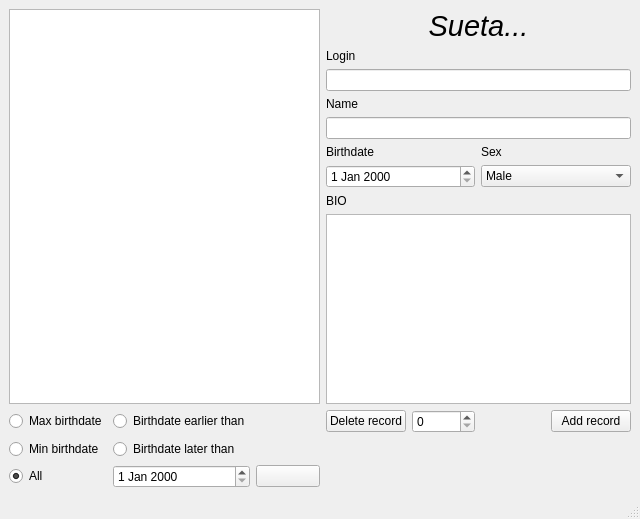
Alexcoratt/DBSueta, file mainwindow.ui: the form before one commit.
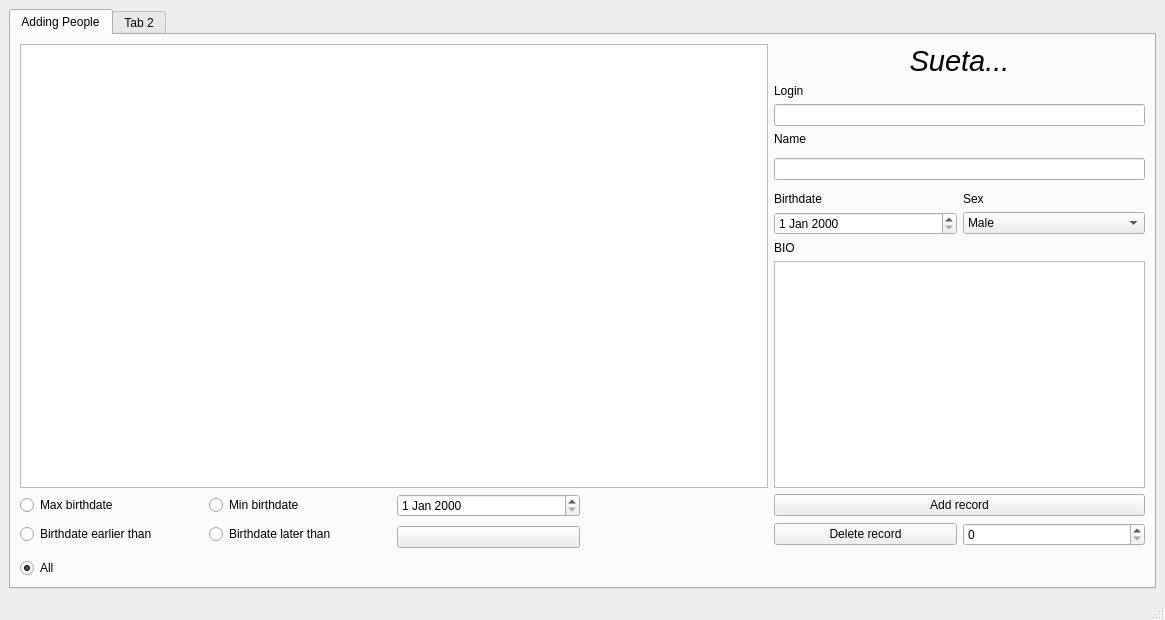
The form after the commit. Icons and pictures are not drawn.

What changed in the file:
```diff
--- a/mainwindow.ui
+++ b/mainwindow.ui
@@ -6,8 +6,8 @@
    <rect>
     <x>0</x>
     <y>0</y>
-    <width>640</width>
-    <height>519</height>
+    <width>1165</width>
+    <height>620</height>
    </rect>
   </property>
   <property name="windowTitle">
@@ -15,14 +15,112 @@
   </property>
   <widget class="QWidget" name="centralwidget">
    <layout class="QGridLayout" name="gridLayout">
-    <item row="7" column="3">
-     <widget class="QLabel" name="label_5">
+    <item row="0" column="0" rowspan="9" colspan="2">
+     <widget class="QTabWidget" name="tabWidget">
+      <property name="currentIndex">
+       <number>0</number>
+      </property>
+      <widget class="QWidget" name="tab">
+       <attribute name="title">
+        <string>Adding People</string>
+       </attribute>
+       <layout class="QGridLayout" name="gridLayout_2">
+        <item row="11" column="6" colspan="2">
+         <widget class="QPushButton" name="addRecButton">
       <property name="text">
-       <string>BIO</string>
+           <string>Add record</string>
       </property>
      </widget>
     </item>
-    <item row="6" column="5" colspan="2">
+        <item row="11" column="1">
+         <widget class="QRadioButton" name="radioMin">
+          <property name="text">
+           <string>Min birthdate</string>
+          </property>
+         </widget>
+        </item>
+        <item row="7" column="6">
+         <widget class="QLabel" name="label_3">
+          <property name="text">
+           <string>Birthdate</string>
+          </property>
+         </widget>
+        </item>
+        <item row="12" column="1">
+         <widget class="QRadioButton" name="radioLater">
+          <property name="text">
+           <string>Birthdate later than</string>
+          </property>
+         </widget>
+        </item>
+        <item row="5" column="6" colspan="2">
+         <widget class="QLineEdit" name="nameEdit"/>
+        </item>
+        <item row="2" column="6" colspan="2">
+         <widget class="QLineEdit" name="loginEdit"/>
+        </item>
+        <item row="12" column="6">
+         <widget class="QPushButton" name="delRecButton">
+          <property name="text">
+           <string>Delete record</string>
+          </property>
+         </widget>
+        </item>
+        <item row="7" column="7">
+         <widget class="QLabel" name="label_4">
+          <property name="text">
+           <string>Sex</string>
+          </property>
+         </widget>
+        </item>
+        <item row="11" column="0">
+         <widget class="QRadioButton" name="radioMax">
+          <property name="text">
+           <string>Max birthdate</string>
+          </property>
+         </widget>
+        </item>
+        <item row="12" column="0">
+         <widget class="QRadioButton" name="radioEarlier">
+          <property name="text">
+           <string>Birthdate earlier than</string>
+          </property>
+         </widget>
+        </item>
+        <item row="3" column="6">
+         <widget class="QLabel" name="label_2">
+          <property name="text">
+           <string>Name</string>
+          </property>
+         </widget>
+        </item>
+        <item row="1" column="6">
+         <widget class="QLabel" name="label">
+          <property name="text">
+           <string>Login</string>
+          </property>
+         </widget>
+        </item>
+        <item row="12" column="7">
+         <widget class="QSpinBox" name="idBox"/>
+        </item>
+        <item row="14" column="0" colspan="4">
+         <widget class="QRadioButton" name="radioAll">
+          <property name="text">
+           <string>All</string>
+          </property>
+          <property name="checked">
+           <bool>true</bool>
+          </property>
+         </widget>
+        </item>
+        <item row="10" column="6" colspan="2">
+         <widget class="QTextEdit" name="bioEdit"/>
+        </item>
+        <item row="8" column="6">
+         <widget class="QDateEdit" name="dateEdit"/>
+        </item>
+        <item row="8" column="7">
      <widget class="QComboBox" name="sexBox">
       <item>
        <property name="text">
@@ -41,20 +139,20 @@
       </item>
      </widget>
     </item>
-    <item row="9" column="4">
-     <widget class="QSpinBox" name="idBox"/>
-    </item>
-    <item row="8" column="3" colspan="4">
-     <widget class="QTextEdit" name="bioEdit"/>
-    </item>
-    <item row="3" column="3">
-     <widget class="QLabel" name="label_2">
+        <item row="11" column="2">
+         <widget class="QDateEdit" name="filtDateEdit"/>
+        </item>
+        <item row="0" column="0" rowspan="11" colspan="4">
+         <widget class="QTableView" name="peopleTableView"/>
+        </item>
+        <item row="9" column="6">
+         <widget class="QLabel" name="label_5">
       <property name="text">
-       <string>Name</string>
+           <string>BIO</string>
       </property>
      </widget>
     </item>
-    <item row="0" column="3" colspan="4">
+        <item row="0" column="6" colspan="2">
      <widget class="QLabel" name="label_6">
       <property name="font">
        <font>
@@ -70,95 +168,7 @@
       </property>
      </widget>
     </item>
-    <item row="0" column="0" rowspan="9" colspan="3">
-     <widget class="QTableView" name="tableView"/>
-    </item>
-    <item row="9" column="3">
-     <widget class="QPushButton" name="delRecButton">
-      <property name="text">
-       <string>Delete record</string>
-      </property>
-     </widget>
-    </item>
-    <item row="9" column="0">
-     <widget class="QRadioButton" name="radioMax">
-      <property name="text">
-       <string>Max birthdate</string>
-      </property>
-     </widget>
-    </item>
-    <item row="5" column="5" colspan="2">
-     <widget class="QLabel" name="label_4">
-      <property name="text">
-       <string>Sex</string>
-      </property>
-     </widget>
-    </item>
-    <item row="6" column="3" colspan="2">
-     <widget class="QDateEdit" name="dateEdit"/>
-    </item>
-    <item row="4" column="3" colspan="4">
-     <widget class="QLineEdit" name="nameEdit"/>
-    </item>
-    <item row="2" column="3" colspan="4">
-     <widget class="QLineEdit" name="loginEdit"/>
-    </item>
-    <item row="1" column="3">
-     <widget class="QLabel" name="label">
-      <property name="text">
-       <string>Login</string>
-      </property>
-     </widget>
-    </item>
-    <item row="9" column="1">
-     <widget class="QRadioButton" name="radioEarlier">
-      <property name="text">
-       <string>Birthdate earlier than</string>
-      </property>
-     </widget>
-    </item>
-    <item row="9" column="6">
-     <widget class="QPushButton" name="addRecButton">
-      <property name="text">
-       <string>Add record</string>
-      </property>
-     </widget>
-    </item>
-    <item row="5" column="3">
-     <widget class="QLabel" name="label_3">
-      <property name="text">
-       <string>Birthdate</string>
-      </property>
-     </widget>
-    </item>
-    <item row="13" column="0">
-     <widget class="QRadioButton" name="radioAll">
-      <property name="text">
-       <string>All</string>
-      </property>
-      <property name="checked">
-       <bool>true</bool>
-      </property>
-     </widget>
-    </item>
-    <item row="11" column="0">
-     <widget class="QRadioButton" name="radioMin">
-      <property name="text">
-       <string>Min birthdate</string>
-      </property>
-     </widget>
-    </item>
-    <item row="11" column="1">
-     <widget class="QRadioButton" name="radioLater">
-      <property name="text">
-       <string>Birthdate later than</string>
-      </property>
-     </widget>
-    </item>
-    <item row="13" column="1">
-     <widget class="QDateEdit" name="filtDateEdit"/>
-    </item>
-    <item row="13" column="2">
+        <item row="12" column="2" rowspan="2">
      <widget class="QPushButton" name="refreshButton">
       <property name="text">
        <string/>
@@ -171,6 +181,48 @@
     </item>
    </layout>
   </widget>
+      <widget class="QWidget" name="tab_2">
+       <attribute name="title">
+        <string>Tab 2</string>
+       </attribute>
+       <widget class="QTableView" name="tableView_2">
+        <property name="geometry">
+         <rect>
+          <x>10</x>
+          <y>10</y>
+          <width>511</width>
+          <height>311</height>
+         </rect>
+        </property>
+       </widget>
+       <widget class="QComboBox" name="comboBox">
+        <property name="geometry">
+         <rect>
+          <x>540</x>
+          <y>40</y>
+          <width>161</width>
+          <height>25</height>
+         </rect>
+        </property>
+       </widget>
+       <widget class="QLabel" name="label_7">
+        <property name="geometry">
+         <rect>
+          <x>540</x>
+          <y>20</y>
+          <width>55</width>
+          <height>17</height>
+         </rect>
+        </property>
+        <property name="text">
+         <string>Person</string>
+        </property>
+       </widget>
+      </widget>
+     </widget>
+    </item>
+   </layout>
+  </widget>
   <widget class="QMenuBar" name="menubar">
    <property name="geometry">
     <rect>
```
Left out of the diff: 2 changed lines with no effect on the pictures. Lines whose indentation alone changed are shown as unchanged.
